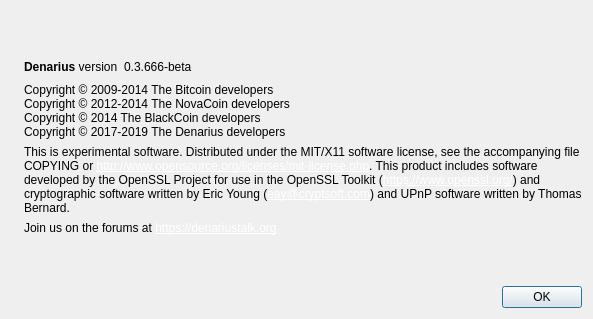
Qt form src/qt/forms/aboutdialog.ui (Olliecad1/CLEO-Global) before a commit.
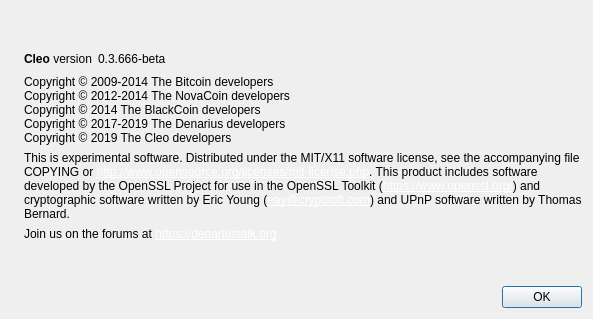
The same form after that commit. Icons and pictures are not drawn.

```diff
--- a/src/qt/forms/aboutdialog.ui
+++ b/src/qt/forms/aboutdialog.ui
@@ -50,7 +50,7 @@
           <cursorShape>IBeamCursor</cursorShape>
          </property>
          <property name="text">
-          <string>&lt;b&gt;Denarius&lt;/b&gt; version</string>
+          <string>&lt;b&gt;Cleo&lt;/b&gt; version</string>
          </property>
          <property name="textInteractionFlags">
           <set>Qt::LinksAccessibleByMouse|Qt::TextSelectableByKeyboard|Qt::TextSelectableByMouse</set>
@@ -94,7 +94,9 @@
         <string>Copyright © 2009-2014 The Bitcoin developers
 Copyright © 2012-2014 The NovaCoin developers
 Copyright © 2014 The BlackCoin developers
-Copyright © 2017-2019 The Denarius developers</string>
+Copyright © 2017-2019 The Denarius developers
+Copyright © 2019 The Cleo developers</string>
+
        </property>
        <property name="textInteractionFlags">
         <set>Qt::LinksAccessibleByMouse|Qt::TextSelectableByKeyboard|Qt::TextSelectableByMouse</set>
```
Left out of the diff: 2 changed lines with no effect on the pictures.
